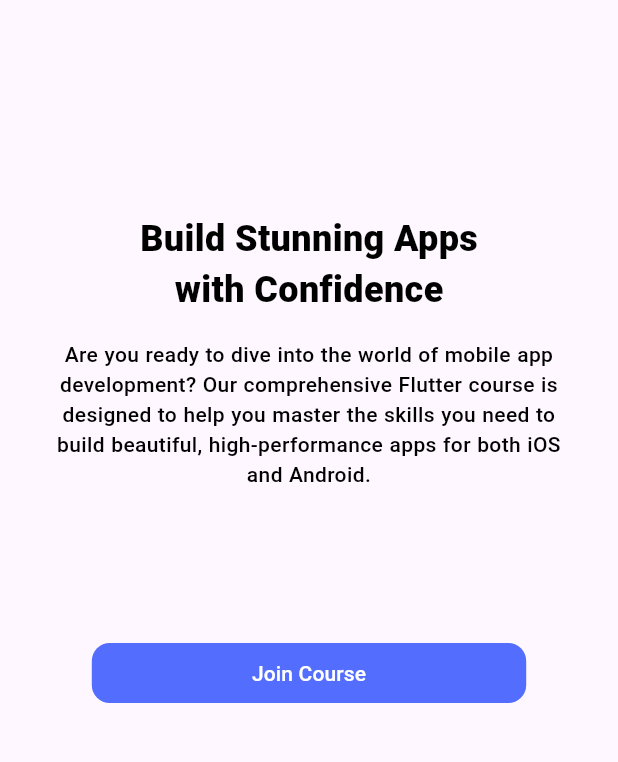
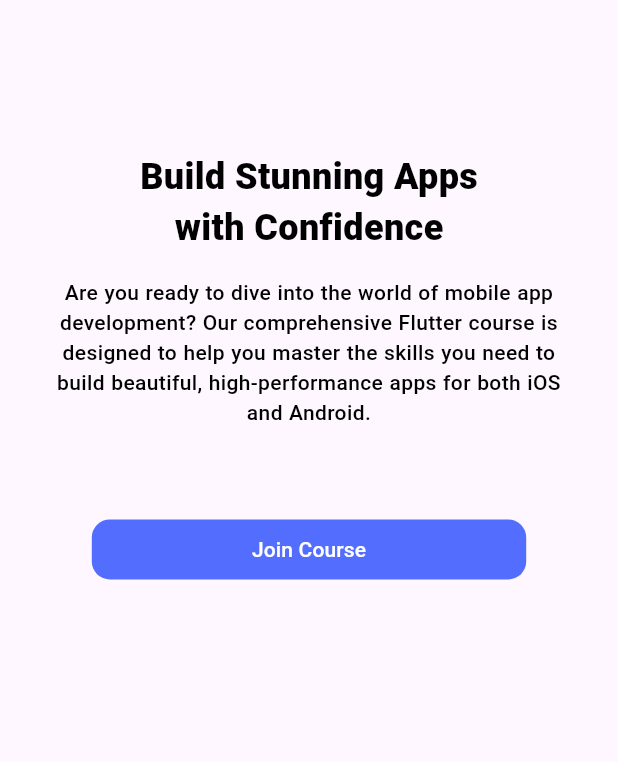
Before and after one commit to Nadim201/responsive_design_assignment, a Flutter app: the screen it shows after launch, on a phone screen of 412 x 824 dp, the part 80-842 px from its top. Run offline on Flutter 3.47's test engine with Material 3 defaults, Android fonts, the phone set to English and light mode, and no system bars; our stand-ins replace device_preview, google_fonts.

Commit message:
first commit

```diff
--- a/lib/Screen/mobile_screen.dart
+++ b/lib/Screen/mobile_screen.dart
@@ -63,13 +63,13 @@ class MobileScreen extends StatelessWidget {
         body: Padding(
           padding: EdgeInsets.symmetric(
             horizontal: 20,
-            vertical: height * 0.15, // Adjusted vertical padding
+            vertical: height * 0.1, // Adjusted vertical padding
           ),
           child: Column(
             children: [
               const BodytextSection(),
               SizedBox(
-                height: height * 0.1,
+                height: height * 0.05,
               ),
               Padding(
                 padding: EdgeInsets.symmetric(horizontal: width * 0.1),
--- a/lib/Widget/bodyText_section.dart
+++ b/lib/Widget/bodyText_section.dart
@@ -7,8 +7,8 @@ class BodytextSection extends StatelessWidget {
   @override
   Widget build(BuildContext context) {
     final width = MediaQuery.of(context).size.width;
-    double titleText = width > 768 ? 32 : 24;
-    double bodyText = width < 480 ? 14 : 16;
+    double titleText = width > 768 ? 28 : 24;
+    double bodyText = width < 480 ? 14 : 18;
 
     return Padding(
       padding: const EdgeInsets.all(defaultPadding),
--- a/lib/pages/resposive_builder.dart
+++ b/lib/pages/resposive_builder.dart
@@ -16,7 +16,7 @@ class ResponsivePage extends StatelessWidget {
     final screenSize = MediaQuery.of(context).size.width;
     if (screenSize < 480) {
       return mobileScreen;
-    } else if (screenSize > 481 && screenSize < 768) {
+    } else if (screenSize > 500 && screenSize < 768) {
       return tabletScreen;
     }
     return desktopScreen;
```
